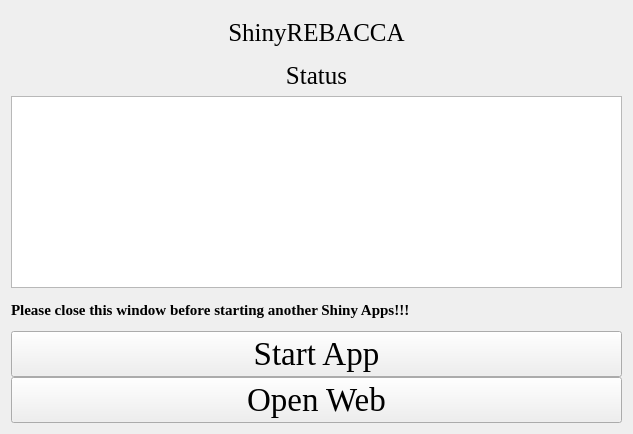
This is ShinyREBACCA.ui in hzaurzli/MicroWorldOmics as Qt 5 draws it before an edit. The edited form follows.
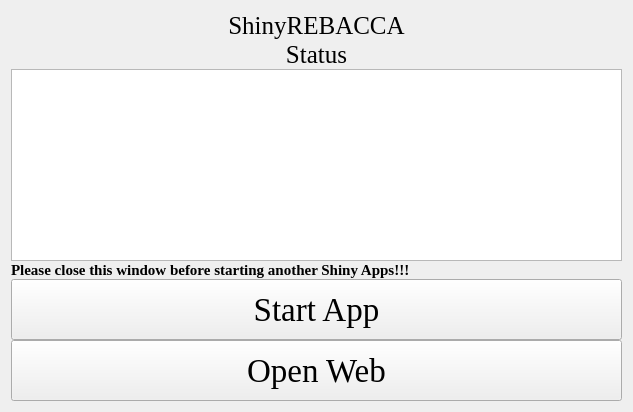
This is the edited form. Icons and pictures are not drawn.

```diff
--- a/ShinyREBACCA.ui
+++ b/ShinyREBACCA.ui
@@ -7,7 +7,7 @@
     <x>0</x>
     <y>0</y>
     <width>633</width>
-    <height>434</height>
+    <height>412</height>
    </rect>
   </property>
   <property name="windowTitle">
@@ -27,6 +27,12 @@
      </property>
      <item row="0" column="0" colspan="3">
       <widget class="QLabel" name="label">
+       <property name="sizePolicy">
+        <sizepolicy hsizetype="Preferred" vsizetype="Fixed">
+         <horstretch>0</horstretch>
+         <verstretch>0</verstretch>
+        </sizepolicy>
+       </property>
        <property name="font">
         <font>
          <family>Times New Roman</family>
@@ -43,6 +49,12 @@
      </item>
      <item row="3" column="0" colspan="3">
       <widget class="QLabel" name="label_4">
+       <property name="sizePolicy">
+        <sizepolicy hsizetype="Preferred" vsizetype="Fixed">
+         <horstretch>0</horstretch>
+         <verstretch>0</verstretch>
+        </sizepolicy>
+       </property>
        <property name="font">
         <font>
          <family>Times New Roman</family>
@@ -66,6 +78,12 @@
      </item>
      <item row="7" column="0" colspan="3">
       <widget class="QLabel" name="label_3">
+       <property name="sizePolicy">
+        <sizepolicy hsizetype="Preferred" vsizetype="Fixed">
+         <horstretch>0</horstretch>
+         <verstretch>0</verstretch>
+        </sizepolicy>
+       </property>
        <property name="font">
         <font>
          <family>Times New Roman</family>
@@ -81,6 +99,12 @@
      </item>
      <item row="8" column="0" colspan="3">
       <widget class="QPushButton" name="pushButton">
+       <property name="sizePolicy">
+        <sizepolicy hsizetype="Preferred" vsizetype="Preferred">
+         <horstretch>0</horstretch>
+         <verstretch>0</verstretch>
+        </sizepolicy>
+       </property>
        <property name="font">
         <font>
          <family>Times New Roman</family>
@@ -94,6 +118,12 @@
      </item>
      <item row="9" column="0" colspan="3">
       <widget class="QPushButton" name="pushButton_2">
+       <property name="sizePolicy">
+        <sizepolicy hsizetype="Preferred" vsizetype="Preferred">
+         <horstretch>0</horstretch>
+         <verstretch>0</verstretch>
+        </sizepolicy>
+       </property>
        <property name="font">
         <font>
          <family>Times New Roman</family>
```
